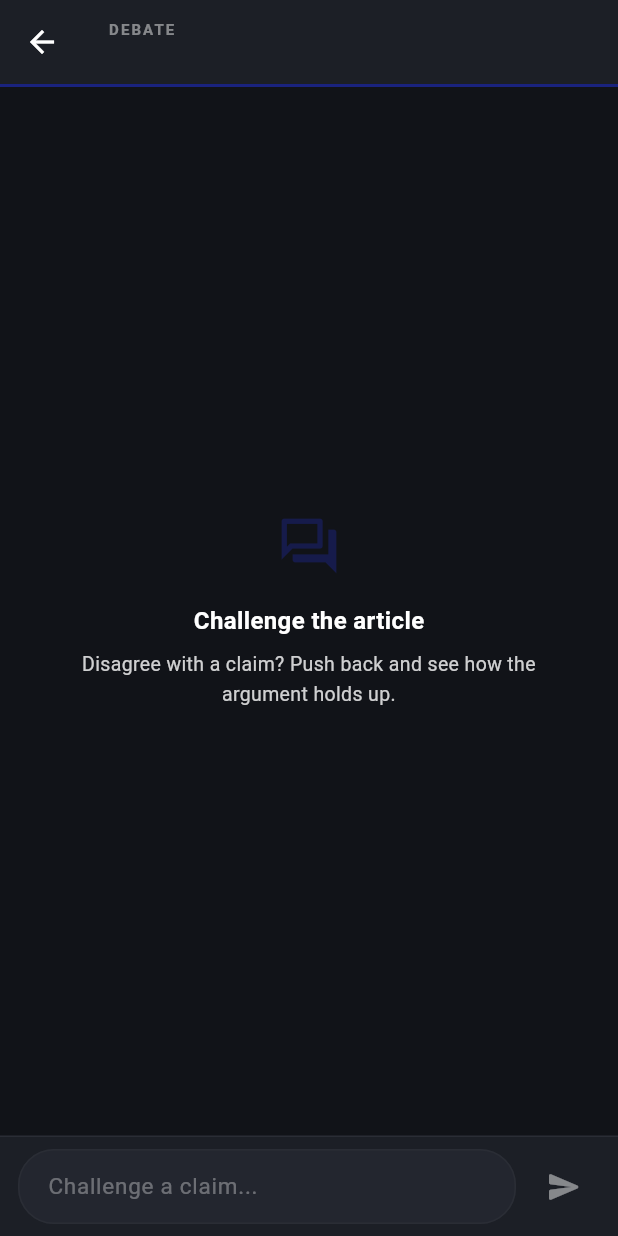
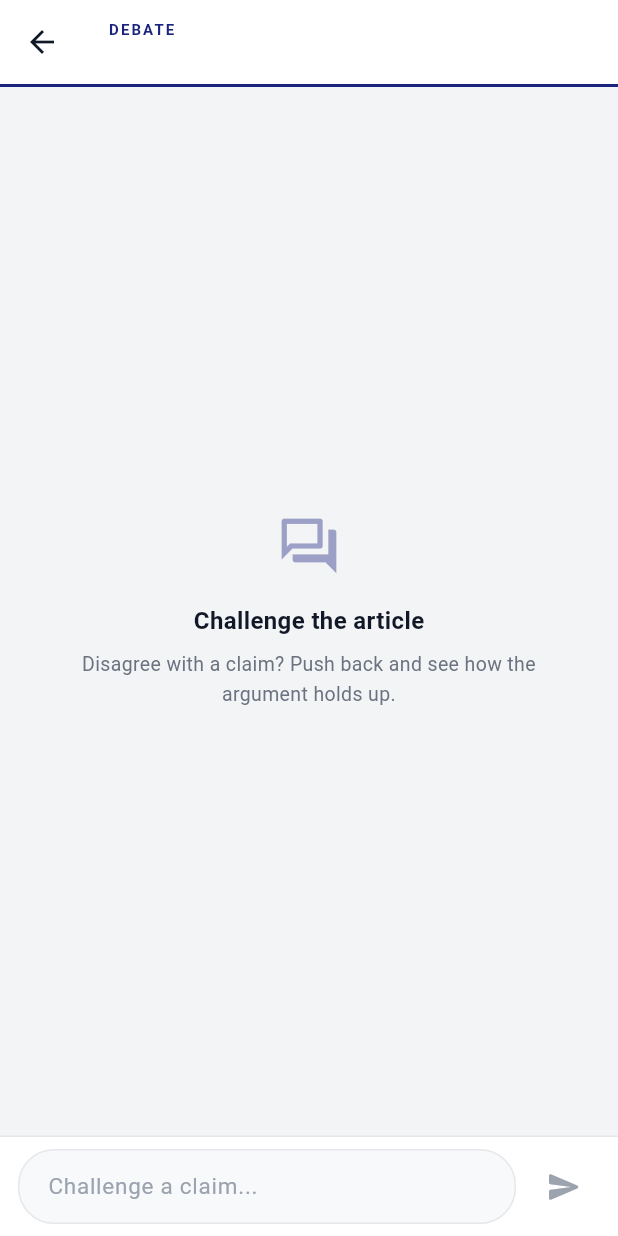
Before and after one commit to ani-90/Knowledge-News-App, a Flutter app: the ArticleDetailScreen screen opened directly with empty values, after a tap on "Debate", on a phone screen of 412 x 824 dp. Run offline on Flutter 3.47's test engine with Material 3 defaults, Android fonts, the phone set to English and light mode, and no system bars; our stand-ins replace dio, flutter_markdown_plus, shimmer; network calls fail.

Commit message:
Switch Flutter UI to clean light theme and strip all article links
Replace glassmorphism/dark gradient with a solid light theme (white
cards, gray background, domain colour as the only accent). Remove all
hyperlinks from article content — external markdown links are unwrapped
to plain text in _cleanContent and the MarkdownStyleSheet 'a' style
is set to match body text with no underline, so no orange link noise
appears anywhere in the reader.

```diff
--- a/frontend/lib/features/debate/debate_screen.dart
+++ b/frontend/lib/features/debate/debate_screen.dart
@@ -61,13 +61,13 @@ class _DebateScreenState extends State<DebateScreen> {
         title: Column(
           crossAxisAlignment: CrossAxisAlignment.start,
           children: [
-            const Text(
+            Text(
               'DEBATE',
-              style: TextStyle(fontSize: 10, letterSpacing: 1.4, fontWeight: FontWeight.w600, color: AppColors.textMuted),
+              style: TextStyle(fontSize: 10, letterSpacing: 1.4, fontWeight: FontWeight.w600, color: domainColor),
             ),
             Text(
               widget.article.title,
-              style: const TextStyle(fontSize: 13, fontWeight: FontWeight.w600, color: Colors.white),
+              style: const TextStyle(fontSize: 13, fontWeight: FontWeight.w600, color: AppColors.textPrimary),
               maxLines: 1,
               overflow: TextOverflow.ellipsis,
             ),
@@ -94,11 +94,11 @@ class _DebateScreenState extends State<DebateScreen> {
                       child: Column(
                         mainAxisSize: MainAxisSize.min,
                         children: [
-                          Icon(Icons.forum_outlined, size: 44, color: domainColor.withValues(alpha: 0.5)),
+                          Icon(Icons.forum_outlined, size: 44, color: domainColor.withValues(alpha: 0.4)),
                           const SizedBox(height: 16),
                           const Text(
                             'Challenge the article',
-                            style: TextStyle(fontSize: 16, fontWeight: FontWeight.w600, color: Colors.white),
+                            style: TextStyle(fontSize: 16, fontWeight: FontWeight.w600, color: AppColors.textPrimary),
                           ),
                           const SizedBox(height: 8),
                           const Text(
@@ -131,16 +131,16 @@ class _DebateScreenState extends State<DebateScreen> {
 
               if (provider.error != null)
                 Container(
-                  color: const Color(0xFF3A1A1A),
+                  color: const Color(0xFFFEF2F2),
                   padding: const EdgeInsets.symmetric(horizontal: 16, vertical: 8),
                   child: const Row(
                     children: [
-                      Icon(Icons.error_outline, size: 16, color: Color(0xFFEF9A9A)),
+                      Icon(Icons.error_outline, size: 16, color: Color(0xFFDC2626)),
                       SizedBox(width: 8),
                       Expanded(
                         child: Text(
                           'Failed to get a response. Please try again.',
-                          style: TextStyle(fontSize: 12, color: Color(0xFFEF9A9A)),
+                          style: TextStyle(fontSize: 12, color: Color(0xFFDC2626)),
                         ),
                       ),
                     ],
@@ -199,7 +199,11 @@ class _MessageBubble extends StatelessWidget {
               ),
               child: Text(
                 message.content,
-                style: const TextStyle(fontSize: 14, height: 1.5, color: Colors.white),
+                style: TextStyle(
+                  fontSize: 14,
+                  height: 1.5,
+                  color: isUser ? Colors.white : AppColors.textPrimary,
+                ),
               ),
             ),
           ),
@@ -314,7 +318,7 @@ class _InputBar extends StatelessWidget {
                 enabled: !disabled,
                 maxLines: null,
                 textCapitalization: TextCapitalization.sentences,
-                style: const TextStyle(color: Colors.white),
+                style: const TextStyle(color: AppColors.textPrimary),
                 decoration: const InputDecoration(
                   hintText: 'Challenge a claim...',
                 ),
@@ -332,7 +336,7 @@ class _InputBar extends StatelessWidget {
                   color: domainColor,
                   disabledColor: AppColors.textMuted,
                   style: IconButton.styleFrom(
-                    backgroundColor: canSend ? domainColor.withValues(alpha: 0.15) : Colors.transparent,
+                    backgroundColor: canSend ? domainColor.withValues(alpha: 0.12) : Colors.transparent,
                     shape: RoundedRectangleBorder(borderRadius: BorderRadius.circular(10)),
                   ),
                 );
--- a/frontend/lib/features/feed/article_detail_screen.dart
+++ b/frontend/lib/features/feed/article_detail_screen.dart
@@ -44,7 +44,7 @@ class _ArticleDetailScreenState extends State<ArticleDetailScreen> {
     // Remove base64 images
     text = text.replaceAll(RegExp(r'!\[[^\]]*\]\(data:[^\)]+\)'), '');
 
-    // Strip "Related / See Also / Further reading" sections entirely
+    // Strip "Related / See Also / Further reading" sections
     text = text.replaceAll(
       RegExp(
         r'#{1,4}\s*(related|see also|further reading|more from|read more|read next|'
@@ -55,7 +55,7 @@ class _ArticleDetailScreenState extends State<ArticleDetailScreen> {
       '',
     );
 
-    // Strip ToC blocks (heading + anchor-link list)
+    // Strip ToC blocks
     text = text.replaceAll(
       RegExp(
         r'#{1,4}\s*(table of contents|contents|toc|on this page|jump to|in this article|quick links)[^\n]*\n'
@@ -66,22 +66,22 @@ class _ArticleDetailScreenState extends State<ArticleDetailScreen> {
       '',
     );
 
-    // Remove ALL list items that are purely links (anchor or external)
+    // Remove list items that are purely links
     text = text.replaceAll(
       RegExp(r'^[ \t]*[-*\d.]+\.?[ \t]+\[[^\]]+\]\([^\)]*\)[ \t]*$', multiLine: true),
       '',
     );
 
-    // Strip anchor-only inline links → keep just the text label
+    // Strip ALL external links → keep just the label text
+    text = text.replaceAllMapped(
+      RegExp(r'\[([^\]]+)\]\(https?://[^\)]*\)'),
+      (m) => m[1]!,
+    );
+
+    // Strip anchor-only inline links → keep just the label text
     text = text.replaceAllMapped(
       RegExp(r'\[([^\]]+)\]\(#[^\)]*\)'),
       (m) => m[1]!,
-    );
-
-    // Remove lines that are only a markdown link (no surrounding prose)
-    text = text.replaceAll(
-      RegExp(r'^\[.*\]\(https?://[^\)]+\)[ \t]*$', multiLine: true),
-      '',
     );
 
     // Remove lines that are a bare URL only
@@ -102,25 +102,26 @@ class _ArticleDetailScreenState extends State<ArticleDetailScreen> {
   }
 
   MarkdownStyleSheet _contentStyle(Color domainColor) => MarkdownStyleSheet(
-        p: const TextStyle(fontSize: 15, height: 1.8, color: Colors.white),
-        h1: const TextStyle(fontSize: 20, fontWeight: FontWeight.bold, color: Colors.white, height: 1.8),
-        h2: const TextStyle(fontSize: 17, fontWeight: FontWeight.bold, color: Colors.white, height: 1.7),
-        h3: const TextStyle(fontSize: 15, fontWeight: FontWeight.w600, color: Colors.white, height: 1.6),
-        h4: const TextStyle(fontSize: 14, fontWeight: FontWeight.w600, color: Colors.white, height: 1.6),
-        strong: const TextStyle(fontWeight: FontWeight.w700, color: Colors.white),
+        p: const TextStyle(fontSize: 15, height: 1.8, color: AppColors.textPrimary),
+        h1: const TextStyle(fontSize: 20, fontWeight: FontWeight.bold, color: AppColors.textPrimary, height: 1.6),
+        h2: const TextStyle(fontSize: 17, fontWeight: FontWeight.bold, color: AppColors.textPrimary, height: 1.5),
+        h3: const TextStyle(fontSize: 15, fontWeight: FontWeight.w600, color: AppColors.textPrimary, height: 1.5),
+        h4: const TextStyle(fontSize: 14, fontWeight: FontWeight.w600, color: AppColors.textPrimary, height: 1.5),
+        strong: const TextStyle(fontWeight: FontWeight.w700, color: AppColors.textPrimary),
         em: const TextStyle(fontStyle: FontStyle.italic, color: AppColors.textSecondary),
-        a: const TextStyle(color: AppColors.accent, decoration: TextDecoration.underline),
+        a: const TextStyle(color: AppColors.textPrimary, decoration: TextDecoration.none),
         blockquote: const TextStyle(fontSize: 14, color: AppColors.textSecondary, fontStyle: FontStyle.italic),
-        code: const TextStyle(fontSize: 13, fontFamily: 'monospace', backgroundColor: AppColors.surfaceRaised, color: Colors.white),
+        code: const TextStyle(fontSize: 13, fontFamily: 'monospace', backgroundColor: AppColors.inputFill, color: AppColors.textPrimary),
         blockquoteDecoration: const BoxDecoration(
           border: Border(left: BorderSide(color: AppColors.divider, width: 3)),
-          color: AppColors.surfaceRaised,
+          color: AppColors.inputFill,
         ),
       );
 
   MarkdownStyleSheet _summaryStyle() => MarkdownStyleSheet(
         p: const TextStyle(fontSize: 14, height: 1.7, color: AppColors.textSecondary),
-        strong: const TextStyle(fontWeight: FontWeight.w600, color: Colors.white),
+        strong: const TextStyle(fontWeight: FontWeight.w600, color: AppColors.textPrimary),
+        a: const TextStyle(color: AppColors.textSecondary, decoration: TextDecoration.none),
       );
 
   @override
@@ -136,11 +137,11 @@ class _ArticleDetailScreenState extends State<ArticleDetailScreen> {
           children: [
             Text(
               _article.domain.toUpperCase(),
-              style: const TextStyle(fontSize: 10, letterSpacing: 1.4, fontWeight: FontWeight.w600, color: AppColors.textMuted),
+              style: TextStyle(fontSize: 10, letterSpacing: 1.4, fontWeight: FontWeight.w600, color: domainColor),
             ),
             Text(
               _article.title,
-              style: const TextStyle(fontSize: 13, fontWeight: FontWeight.w600, color: Colors.white),
+              style: const TextStyle(fontSize: 13, fontWeight: FontWeight.w600, color: AppColors.textPrimary),
               maxLines: 1,
               overflow: TextOverflow.ellipsis,
             ),
@@ -154,10 +155,10 @@ class _ArticleDetailScreenState extends State<ArticleDetailScreen> {
           if (!_showSummary)
             IconButton(
               icon: _summarizing
-                  ? const SizedBox(
+                  ? SizedBox(
                       width: 18,
                       height: 18,
-                      child: CircularProgressIndicator(strokeWidth: 2, color: Colors.white),
+                      child: CircularProgressIndicator(strokeWidth: 2, color: domainColor),
                     )
                   : const Icon(Icons.auto_awesome),
               tooltip: 'Summarize',
@@ -180,8 +181,8 @@ class _ArticleDetailScreenState extends State<ArticleDetailScreen> {
                 children: [
                   FloatingActionButton.extended(
                     heroTag: 'debate_fab',
-                    backgroundColor: AppColors.surfaceRaised,
-                    foregroundColor: Colors.white,
+                    backgroundColor: AppColors.surface,
+                    foregroundColor: domainColor,
                     elevation: 2,
                     onPressed: () {
                       context.read<DebateProvider>().reset(_article.id);
@@ -224,7 +225,7 @@ class _ArticleDetailScreenState extends State<ArticleDetailScreen> {
                 children: [
                   Text(
                     _article.title,
-                    style: const TextStyle(fontSize: 22, fontWeight: FontWeight.w700, height: 1.35, color: Colors.white),
+                    style: const TextStyle(fontSize: 22, fontWeight: FontWeight.w700, height: 1.35, color: AppColors.textPrimary),
                   ),
                   const SizedBox(height: 8),
                   Row(
@@ -237,7 +238,6 @@ class _ArticleDetailScreenState extends State<ArticleDetailScreen> {
                     ],
                   ),
 
-                  // Summary — shown at top when triggered
                   AnimatedSize(
                     duration: const Duration(milliseconds: 300),
                     curve: Curves.easeInOut,
@@ -246,13 +246,12 @@ class _ArticleDetailScreenState extends State<ArticleDetailScreen> {
                             summary: _article.summary,
                             domainColor: domainColor,
                             styleSheet: _summaryStyle(),
-                            onTapLink: _openUrl,
                           )
                         : const SizedBox.shrink(),
                   ),
 
                   const SizedBox(height: 20),
-                  const Divider(color: AppColors.divider),
+                  Divider(color: AppColors.divider),
                   const SizedBox(height: 16),
 
                   if (_article.hasFullContent) ...[
@@ -322,13 +321,11 @@ class _SummarySection extends StatelessWidget {
   final String summary;
   final Color domainColor;
   final MarkdownStyleSheet styleSheet;
-  final Future<void> Function(String) onTapLink;
 
   const _SummarySection({
     required this.summary,
     required this.domainColor,
     required this.styleSheet,
-    required this.onTapLink,
   });
 
   @override
@@ -337,7 +334,7 @@ class _SummarySection extends StatelessWidget {
       margin: const EdgeInsets.only(top: 16),
       padding: const EdgeInsets.all(16),
       decoration: BoxDecoration(
-        color: AppColors.surface,
+        color: AppColors.surfaceRaised,
         borderRadius: BorderRadius.circular(8),
         border: Border(left: BorderSide(color: domainColor, width: 3)),
       ),
@@ -357,7 +354,6 @@ class _SummarySection extends StatelessWidget {
           MarkdownBody(
             data: summary,
             styleSheet: styleSheet,
-            onTapLink: (_, href, __) { if (href != null) onTapLink(href); },
           ),
         ],
       ),
--- a/frontend/lib/shared/theme/app_theme.dart
+++ b/frontend/lib/shared/theme/app_theme.dart
@@ -1,10 +1,10 @@
 import 'package:flutter/material.dart';
 import 'package:flutter/services.dart';
 
-const _bg = Color(0xFF111318);
-const _surface = Color(0xFF1C1F26);
-const _surfaceRaised = Color(0xFF23262F);
-const _border = Color(0xFF2A2D35);
+const _bg = Color(0xFFF3F4F6);
+const _surface = Colors.white;
+const _surfaceRaised = Color(0xFFF8F9FB);
+const _border = Color(0xFFE5E7EB);
 
 class AppColors {
   static const primary = Color(0xFF1A237E);
@@ -14,20 +14,20 @@ class AppColors {
   static const surface = _surface;
   static const surfaceRaised = _surfaceRaised;
 
-  static const textPrimary = Colors.white;
-  static const textSecondary = Color(0xCCFFFFFF);
-  static const textMuted = Color(0x77FFFFFF);
+  static const textPrimary = Color(0xFF111827);
+  static const textSecondary = Color(0xFF6B7280);
+  static const textMuted = Color(0xFF9CA3AF);
   static const divider = _border;
   static const inputFill = _surfaceRaised;
 
   static const domainColors = <String, Color>{
-    'finance':  Color(0xFF2E7D32),
-    'politics': Color(0xFFAD1457),
-    'ai_tech':  Color(0xFF1565C0),
-    'law':      Color(0xFF6A1B9A),
-    'health':   Color(0xFF00695C),
-    'fashion':  Color(0xFFD84315),
-    'dharma':   Color(0xFFEF6C00),
+    'finance':  Color(0xFF16A34A),
+    'politics': Color(0xFFDB2777),
+    'ai_tech':  Color(0xFF2563EB),
+    'law':      Color(0xFF7C3AED),
+    'health':   Color(0xFF0D9488),
+    'fashion':  Color(0xFFEA580C),
+    'dharma':   Color(0xFFD97706),
   };
 
   static Color forDomain(String domain) => domainColors[domain] ?? primary;
@@ -36,25 +36,25 @@ class AppColors {
 class AppTheme {
   static ThemeData get light => ThemeData(
         useMaterial3: true,
-        brightness: Brightness.dark,
+        brightness: Brightness.light,
         colorScheme: ColorScheme.fromSeed(
           seedColor: AppColors.primary,
-          brightness: Brightness.dark,
+          brightness: Brightness.light,
           surface: _surface,
         ),
         scaffoldBackgroundColor: _bg,
         appBarTheme: const AppBarTheme(
           backgroundColor: _surface,
-          foregroundColor: Colors.white,
+          foregroundColor: AppColors.textPrimary,
           elevation: 0,
           scrolledUnderElevation: 0,
-          systemOverlayStyle: SystemUiOverlayStyle.light,
+          systemOverlayStyle: SystemUiOverlayStyle.dark,
           titleTextStyle: TextStyle(
-            fontSize: 20,
+            fontSize: 18,
             fontWeight: FontWeight.w700,
-            color: Colors.white,
-            letterSpacing: 0.2,
+            color: AppColors.textPrimary,
           ),
+          iconTheme: IconThemeData(color: AppColors.textPrimary),
         ),
         cardTheme: CardThemeData(
           elevation: 0,
@@ -67,8 +67,8 @@ class AppTheme {
         ),
         dividerTheme: const DividerThemeData(color: _border, space: 1),
         tabBarTheme: const TabBarThemeData(
-          labelColor: Colors.white,
-          unselectedLabelColor: Color(0x88FFFFFF),
+          labelColor: AppColors.textPrimary,
+          unselectedLabelColor: AppColors.textSecondary,
           labelStyle: TextStyle(fontSize: 13, fontWeight: FontWeight.w600),
           unselectedLabelStyle: TextStyle(fontSize: 13),
           indicator: UnderlineTabIndicator(
@@ -77,22 +77,22 @@ class AppTheme {
           indicatorSize: TabBarIndicatorSize.label,
         ),
         textTheme: const TextTheme(
-          displaySmall: TextStyle(fontSize: 28, fontWeight: FontWeight.w700, letterSpacing: -0.5, color: Colors.white),
-          headlineMedium: TextStyle(fontSize: 22, fontWeight: FontWeight.w700, color: Colors.white),
-          titleLarge: TextStyle(fontSize: 18, fontWeight: FontWeight.w600, color: Colors.white),
-          titleMedium: TextStyle(fontSize: 16, fontWeight: FontWeight.w600, color: Colors.white, height: 1.3),
-          bodyLarge: TextStyle(fontSize: 15, fontWeight: FontWeight.w400, height: 1.75, color: Colors.white),
-          bodyMedium: TextStyle(fontSize: 14, fontWeight: FontWeight.w400, color: Color(0xCCFFFFFF)),
-          labelSmall: TextStyle(fontSize: 11, fontWeight: FontWeight.w600, letterSpacing: 0.8, color: Color(0x77FFFFFF)),
+          displaySmall: TextStyle(fontSize: 28, fontWeight: FontWeight.w700, letterSpacing: -0.5, color: AppColors.textPrimary),
+          headlineMedium: TextStyle(fontSize: 22, fontWeight: FontWeight.w700, color: AppColors.textPrimary),
+          titleLarge: TextStyle(fontSize: 18, fontWeight: FontWeight.w600, color: AppColors.textPrimary),
+          titleMedium: TextStyle(fontSize: 16, fontWeight: FontWeight.w600, color: AppColors.textPrimary),
+          bodyLarge: TextStyle(fontSize: 15, fontWeight: FontWeight.w400, height: 1.75, color: AppColors.textPrimary),
+          bodyMedium: TextStyle(fontSize: 14, fontWeight: FontWeight.w400, color: AppColors.textSecondary),
+          labelSmall: TextStyle(fontSize: 11, fontWeight: FontWeight.w600, letterSpacing: 0.8, color: AppColors.textMuted),
         ),
         inputDecorationTheme: InputDecorationTheme(
           filled: true,
           fillColor: _surfaceRaised,
-          hintStyle: const TextStyle(color: Color(0x55FFFFFF)),
+          hintStyle: const TextStyle(color: AppColors.textMuted),
           contentPadding: const EdgeInsets.symmetric(horizontal: 16, vertical: 12),
           border: OutlineInputBorder(
             borderRadius: BorderRadius.circular(24),
-            borderSide: BorderSide.none,
+            borderSide: const BorderSide(color: _border),
           ),
           enabledBorder: OutlineInputBorder(
             borderRadius: BorderRadius.circular(24),
@@ -104,7 +104,6 @@ class AppTheme {
           ),
         ),
         splashFactory: InkRipple.splashFactory,
-        highlightColor: Colors.transparent,
         elevatedButtonTheme: ElevatedButtonThemeData(
           style: ElevatedButton.styleFrom(
             backgroundColor: AppColors.accent,
@@ -117,7 +116,7 @@ class AppTheme {
         ),
         outlinedButtonTheme: OutlinedButtonThemeData(
           style: OutlinedButton.styleFrom(
-            foregroundColor: Colors.white,
+            foregroundColor: AppColors.textPrimary,
             side: const BorderSide(color: _border),
             shape: RoundedRectangleBorder(borderRadius: BorderRadius.circular(8)),
             padding: const EdgeInsets.symmetric(horizontal: 20, vertical: 12),
```
Also changed, not shown: frontend/lib/features/feed/domain_feed_screen.dart (+50 -27 lines), frontend/lib/features/feed/home_screen.dart (+31 -24 lines).
